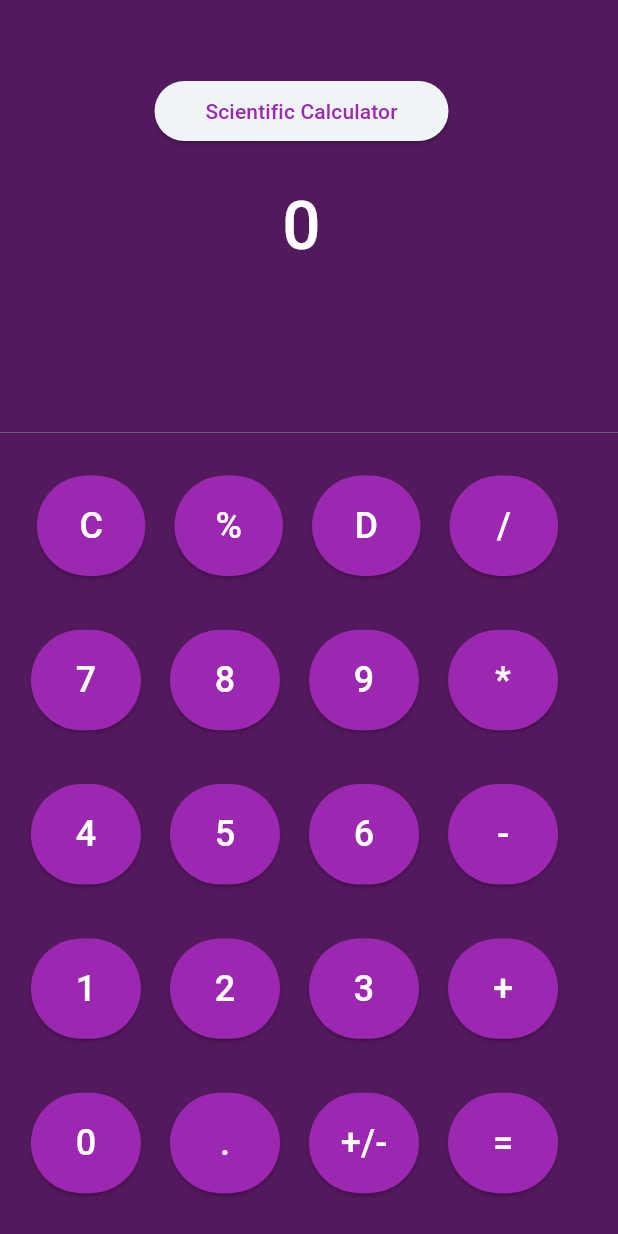
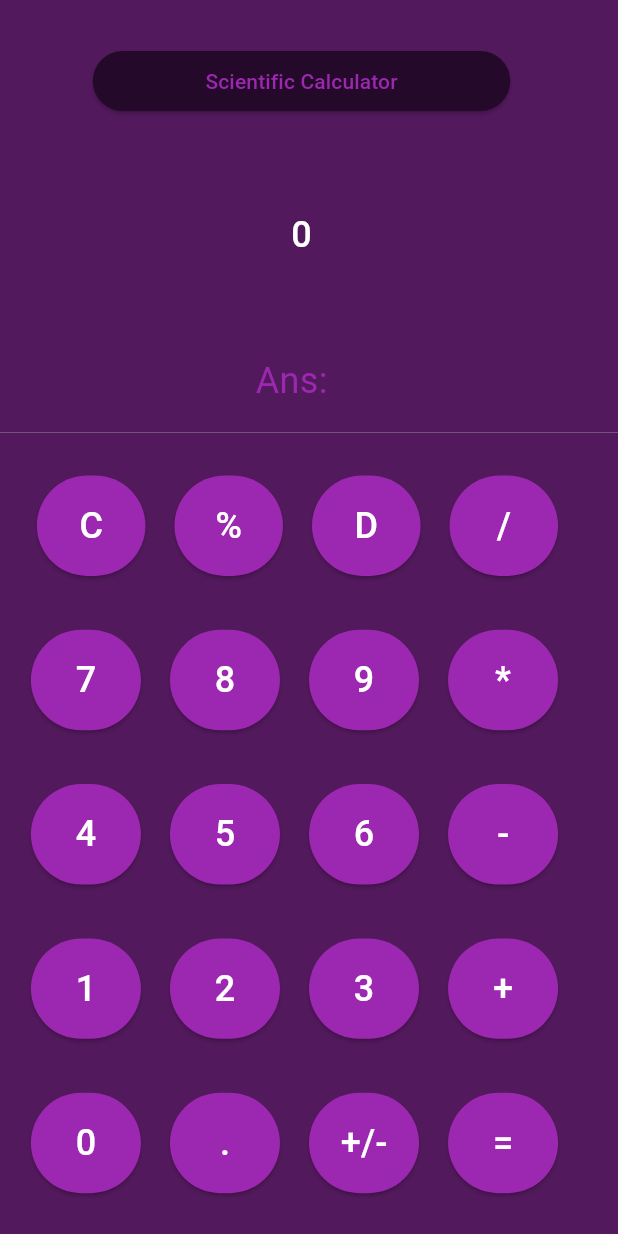
Before and after one commit to RuyaTechOrg/flutter_calculator, a Flutter app: the screen it shows after launch, on a phone screen of 412 x 824 dp. Run offline on Flutter 3.47's test engine with Material 3 defaults, Android fonts, the phone set to English and light mode, and no system bars.

Commit message:
new changes

```diff
--- a/lib/screens/main_Page.dart
+++ b/lib/screens/main_Page.dart
@@ -1,4 +1,5 @@
 import  'package:flutter/material.dart';
+import 'package:project_1/screens/scientific_calc.dart';
 import 'package:project_1/widget/roundedButton.dart';
 
 
@@ -19,7 +20,7 @@ class _MainPageState extends State<MainPage> {
     double screenWidth = MediaQuery.of(context).size.width;
     // double screenHeight = MediaQuery.of(context).size.height;
     // double scaffoldPadding = MediaQuery.of(context).size.width * 0.01;
-    double _sci_btn = MediaQuery.of(context).size.width * 0.5;
+    double _sci_btn = MediaQuery.of(context).size.width * 0.7;
 
 
      void clear_Values() {
@@ -100,9 +101,8 @@ class _MainPageState extends State<MainPage> {
 
 
       for (int  i = 0; i < operators.length;i++){
-
-        String operator = operators[i];
-        double operand = double.parse(operands[i + 1]);
+      String operator = operators[i];
+      double operand = double.parse(operands[i + 1]);
 
         switch(operator){
         case "+":
@@ -126,7 +126,7 @@ class _MainPageState extends State<MainPage> {
         return "Error";
       }
       }
-
+      print(result);
       return result.toString();
       // return "works";
     }
@@ -161,13 +161,13 @@ class _MainPageState extends State<MainPage> {
     backgroundColor: Color.fromARGB(255, 82, 25, 92),
     body: Column(children: [
       Container(
-      padding: const EdgeInsets.fromLTRB(0.0,30.0, 20.0, 0.0),
+      padding: const EdgeInsets.fromLTRB(0.0,20.0, 20.0, 0.0),
       height: MediaQuery.of(context).size.height * 0.35,
       decoration: const BoxDecoration(border: Border(bottom: BorderSide(width:0.3,color: Colors.grey))),
       child:
        Column(
         children: [
-        const SizedBox(height: 20.0,),
+        const SizedBox(height: 10.0,),
          Row(
         mainAxisAlignment: MainAxisAlignment.center,
         children: [
@@ -177,10 +177,16 @@ class _MainPageState extends State<MainPage> {
           decoration: BoxDecoration(color: Colors.transparent, borderRadius: BorderRadius.circular(50.0)),
           child:
           ElevatedButton(
-          onPressed: () {}, child: const Text("Scientific Calculator",style: TextStyle(color: Colors.purple),)),),
-          const SizedBox(height:30.0,),
+          style: const ButtonStyle(backgroundColor : MaterialStatePropertyAll(Color.fromARGB(255, 37, 9, 42))),
+          onPressed: () {
+            Navigator.of(context).push(MaterialPageRoute(builder: ((context) => const ScientificCalc())));
+          }, child: const Text("Scientific Calculator",style: TextStyle(color: Colors.purple),)),),
+          const SizedBox(height:10.0,),
          ],
       ),
+      Expanded(
+      flex: 2,
+      child:
       Row(
         mainAxisAlignment: MainAxisAlignment.center,
         children: [
@@ -189,14 +195,18 @@ class _MainPageState extends State<MainPage> {
         child:
         Text(_input,style: customTextStyle,)
         ,)
-      ],),
-      const SizedBox(height: 10.0,),
+      ],)),
+      const SizedBox(height: 5.0,),
+      Expanded(
+      flex: 1,
+      child:
        Row(
         mainAxisAlignment: MainAxisAlignment.center,
         children: [
-        const SizedBox(width: 10.0,),
-        Text(_output,style: answerStyle,)
+        const SizedBox(width: 3.0,),
+        Text('Ans: $_output',style: answerStyle,)
       ],)
+      )
       ],)),
       Container(
       padding: EdgeInsets.all(MediaQuery.of(context).size.width * 0.05),
@@ -251,17 +261,17 @@ class _MainPageState extends State<MainPage> {
 
 const TextStyle customTextStyle = TextStyle(
   color: Colors.white,
-  fontSize: 45.0,
+  fontSize: 24.0,
   fontWeight: FontWeight.w500
 );
 
 const TextStyle secondNumStyle =  TextStyle(
   color: Colors.white,
-  fontSize: 45.0,
+  fontSize: 24.0,
   fontWeight:  FontWeight.bold
 );
 
 const TextStyle answerStyle = TextStyle(
   color: Colors.purple,
-  fontSize: 60.0
+  fontSize: 24.0
 );
```
